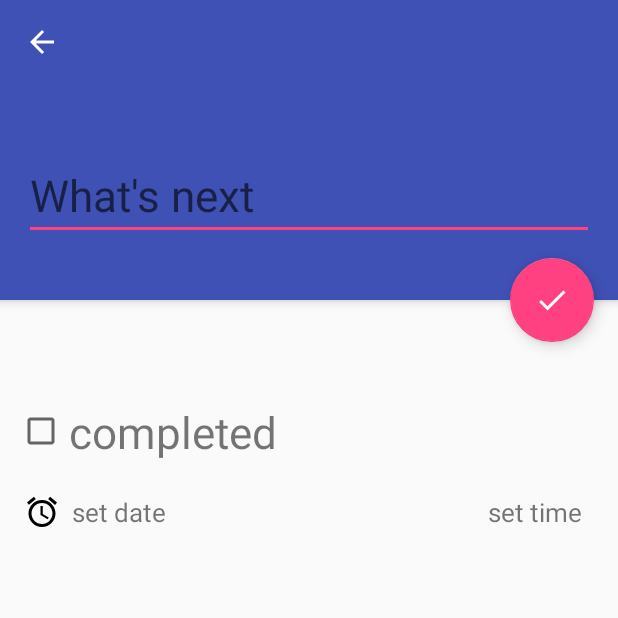
After one commit to lxshao007/todolist-app, an Android app: the TodoDetail screen opened directly, with no data from a screen before it, on a phone screen of 412 x 824 dp, the top half of it. The commit adds this screen. Run offline under Robolectric (Android 15) with nearby library versions, the phone set to English and light mode, and no system bars.

Commit message:
added todo detail activity. implemented add new tood function

```diff
--- a/app/src/main/AndroidManifest.xml
+++ b/app/src/main/AndroidManifest.xml
@@ -16,6 +16,7 @@
                 <category android:name="android.intent.category.LAUNCHER" />
             </intent-filter>
         </activity>
+        <activity android:name=".TodoDetail"></activity>
     </application>
 
 </manifest>
--- /dev/null
+++ b/app/src/main/java/com/example/lingxiao/tasktodo/TodoDetail.java
@@ -0,0 +1,190 @@
+package com.example.lingxiao.tasktodo;
+
+import android.app.DatePickerDialog;
+import android.app.Dialog;
+import android.app.TimePickerDialog;
+import android.content.Intent;
+import android.support.design.widget.FloatingActionButton;
+import android.support.v7.app.AppCompatActivity;
+import android.os.Bundle;
+import android.view.MenuItem;
+import android.view.View;
+import android.widget.CheckBox;
+import android.widget.DatePicker;
+import android.widget.EditText;
+import android.widget.TextView;
+import android.widget.TimePicker;
+
+import com.example.lingxiao.tasktodo.Utils.DateUtils;
+import com.example.lingxiao.tasktodo.models.Todo;
+
+import java.util.Calendar;
+import java.util.Date;
+
+public class TodoDetail extends AppCompatActivity implements
+        DatePickerDialog.OnDateSetListener, TimePickerDialog.OnTimeSetListener {
+
+    public static final String KEY_TODO = "todo";
+
+
+    private EditText todoEdit;
+    private TextView dateTv;
+    private TextView timeTv;
+    private CheckBox completeCb;
+
+    private Todo todo;
+    private Date remindDate;
+
+
+    @Override
+    protected void onCreate(Bundle savedInstanceState) {
+        super.onCreate(savedInstanceState);
+        setContentView(R.layout.activity_todo_detail);
+        setupUI();
+    }
+
+    //back button
+    public boolean onOptionsItemSelected(MenuItem item) {
+        if (item.getItemId() == android.R.id.home) {
+            finish();
+            return true;
+        }
+        return super.onOptionsItemSelected(item);
+    }
+
+    //back button ui
+    private void setupActionBar(){
+        getSupportActionBar().setDisplayHomeAsUpEnabled(true);
+        getSupportActionBar().setElevation(0);
+        setTitle(null);
+    }
+
+    private void setupUI(){
+        setupActionBar();
+
+        todoEdit = (EditText) findViewById(R.id.todo_detail_todo_edit);
+        dateTv = (TextView) findViewById(R.id.todo_detail_date);
+        timeTv = (TextView) findViewById(R.id.todo_detail_time);
+        completeCb = (CheckBox) findViewById(R.id.todo_detail_complete);
+
+        // check todo view
+        if (todo != null) {
+            todoEdit.setText(todo.text);
+            completeCb.setChecked(todo.done);
+            findViewById(R.id.todo_detail_delete).setOnClickListener(new View.OnClickListener() {
+                @Override
+                public void onClick(View view) {
+                    //delete();
+                }
+            });
+        } else {
+            findViewById(R.id.todo_detail_delete).setVisibility(View.GONE);
+
+        }
+
+        if (remindDate != null) {
+            dateTv.setText(DateUtils.dateToStringDate(remindDate));
+            timeTv.setText(DateUtils.dateToStringTime(remindDate));
+        } else {
+            dateTv.setText("set date");
+            timeTv.setText("set time");
+        }
+
+        setupDatePicker();
+        setupCheckBox();
+        setupSaveButton();
+
+
+    }
+
+
+
+    //pick date dialog
+    private void setupDatePicker() {
+        dateTv.setOnClickListener(new View.OnClickListener() {
+            @Override
+            public void onClick(View view) {
+                // get time to display
+                Calendar c = getCalendarFromRemindDate();
+                Dialog dialog = new DatePickerDialog(TodoDetail.this,
+                        (DatePickerDialog.OnDateSetListener) TodoDetail.this, c.get(Calendar.YEAR),
+                        c.get(Calendar.MONTH), c.get(Calendar.DAY_OF_MONTH));
+                dialog.show();
+            }
+        });
+        timeTv.setOnClickListener(new View.OnClickListener() {
+            @Override
+            public void onClick(View view) {
+                Calendar c = getCalendarFromRemindDate();
+                Dialog dialog = new TimePickerDialog(TodoDetail.this,
+                        (TimePickerDialog.OnTimeSetListener) TodoDetail.this,
+                        c.get(Calendar.HOUR_OF_DAY), c.get(Calendar.MINUTE), true);
+                dialog.show();
+            }
+        });
+    }
+
+    //checkBox
+    private void setupCheckBox() {
+    }
+
+    //setup SaveButton
+    private void setupSaveButton() {
+        FloatingActionButton fab = (FloatingActionButton) findViewById(R.id.todo_detail_done);
+        fab.setOnClickListener(new View.OnClickListener() {
+            @Override
+            public void onClick(View view) {
+                saveAndExit();
+            }
+        });
+    }
+
+    private void saveAndExit() {
+        if (todo == null){
+            todo = new Todo(todoEdit.getText().toString(), remindDate);
+            todo.done = completeCb.isChecked();
+        }else{
+            todo.text = todoEdit.getText().toString();
+            todo.remindDate = remindDate;
+            todo.done = completeCb.isChecked();
+        }
+
+        Intent resultIntent = new Intent();
+        resultIntent.putExtra(KEY_TODO, todo);
+        setResult(RESULT_OK, resultIntent);
+        finish();
+    }
+
+    private Calendar getCalendarFromRemindDate() {
+        //get current time
+        Calendar c = Calendar.getInstance();
+        if (remindDate != null) {
+            c.setTime(remindDate);
+        }
+        return c;
+    }
+
+
+    // DatePickerDialog.OnDateSetListener Interface get date from dialog
+    @Override
+    public void onDateSet(DatePicker datePicker, int i, int i1, int i2) {
+        Calendar c = getCalendarFromRemindDate();
+        c.set(i, i1, i2);
+
+        remindDate = c.getTime();
+        dateTv.setText(DateUtils.dateToStringDate(remindDate));
+
+
+    }
+    // TimePickerDialog.OnTimeSetListener Interface get time from dialog
+    @Override
+    public void onTimeSet(TimePicker timePicker, int i, int i1) {
+        Calendar c = getCalendarFromRemindDate();
+        c.set(Calendar.HOUR_OF_DAY,i);
+        c.set(Calendar.MINUTE, i1);
+
+        remindDate = c.getTime();
+        timeTv.setText(DateUtils.dateToStringTime(remindDate));
+
+    }
+}
--- /dev/null
+++ b/app/src/main/res/drawable/ic_alarm_black_24dp.xml
@@ -0,0 +1,4 @@
+<?xml version="1.0" encoding="UTF-8" standalone="no"?>
+<vector xmlns:android="http://schemas.android.com/apk/res/android" android:height="24dp" android:viewportHeight="24.0" android:viewportWidth="24.0" android:width="24dp">
+    <path android:fillColor="#000000" android:pathData="M22,5.72l-4.6,-3.86 -1.29,1.53 4.6,3.86L22,5.72zM7.88,3.39L6.6,1.86 2,5.71l1.29,1.53 4.59,-3.85zM12.5,8L11,8v6l4.75,2.85 0.75,-1.23 -4,-2.37L12.5,8zM12,4c-4.97,0 -9,4.03 -9,9s4.02,9 9,9c4.97,0 9,-4.03 9,-9s-4.03,-9 -9,-9zM12,20c-3.87,0 -7,-3.13 -7,-7s3.13,-7 7,-7 7,3.13 7,7 -3.13,7 -7,7z"/>
+</vector>
--- /dev/null
+++ b/app/src/main/res/drawable/ic_done_white_24dp.xml
@@ -0,0 +1,4 @@
+<?xml version="1.0" encoding="UTF-8" standalone="no"?>
+<vector xmlns:android="http://schemas.android.com/apk/res/android" android:height="24dp" android:viewportHeight="24.0" android:viewportWidth="24.0" android:width="24dp">
+    <path android:fillColor="#FFFFFF" android:pathData="M9,16.2L4.8,12l-1.4,1.4L9,19 21,7l-1.4,-1.4L9,16.2z"/>
+</vector>
--- a/app/src/main/res/layout/activity_main.xml
+++ b/app/src/main/res/layout/activity_main.xml
@@ -13,6 +13,7 @@
         android:layout_height="wrap_content"/>
 
     <android.support.design.widget.FloatingActionButton
+        android:id="@+id/fab"
         android:layout_width="wrap_content"
         android:layout_height="wrap_content"
         android:layout_gravity="bottom|end"
--- /dev/null
+++ b/app/src/main/res/layout/activity_todo_detail.xml
@@ -0,0 +1,115 @@
+<?xml version="1.0" encoding="utf-8"?>
+<android.support.design.widget.CoordinatorLayout
+    xmlns:android="http://schemas.android.com/apk/res/android"
+    xmlns:app="http://schemas.android.com/apk/res-auto"
+    xmlns:tools="http://schemas.android.com/tools"
+    android:layout_width="match_parent"
+    android:layout_height="match_parent"
+    tools:context="com.example.lingxiao.tasktodo.TodoDetail">
+
+    <android.support.design.widget.AppBarLayout
+        android:id="@+id/appbar"
+        android:layout_width="match_parent"
+        android:layout_height="@dimen/todo_edit_app_bar_height">
+
+        <View
+            android:layout_width="match_parent"
+            android:layout_height="@dimen/todo_edit_margin_top"/>
+
+        <EditText
+            android:id="@+id/todo_detail_todo_edit"
+            android:layout_width="match_parent"
+            android:layout_height="wrap_content"
+            android:layout_marginLeft="@dimen/spacing_medium"
+            android:layout_marginRight="@dimen/spacing_medium"
+            android:layout_marginBottom="@dimen/todo_edit_margin_bottom"
+            android:singleLine="true"
+            android:textSize="@dimen/todo_edit_font_size"
+            android:hint="What's next"
+            tools:text="todo"/>
+    </android.support.design.widget.AppBarLayout>
+
+    <LinearLayout
+        android:layout_width="match_parent"
+        android:layout_height="wrap_content"
+        android:layout_marginTop="@dimen/todo_edit_margin_top"
+        android:padding="16dp"
+        android:orientation="vertical"
+        app:layout_behavior="@string/appbar_scrolling_view_behavior">
+
+        <LinearLayout
+            android:id="@+id/todo_detail_complete_wrapper"
+            android:layout_width="match_parent"
+            android:layout_height="wrap_content"
+            android:orientation="horizontal"
+            android:background="?attr/selectableItemBackground"
+            android:layout_marginBottom="6dp">
+
+            <CheckBox
+                android:id="@+id/todo_detail_complete"
+                android:layout_width="wrap_content"
+                android:layout_height="wrap_content"
+                android:layout_marginLeft="-4.5dp"
+                android:layout_marginRight="-5dp"
+                android:layout_gravity="center"/>
+
+            <TextView
+                android:layout_width="wrap_content"
+                android:layout_height="wrap_content"
+                android:padding="@dimen/spacing_small"
+                android:text="completed"
+                android:textSize="@dimen/todo_edit_font_size"/>
+        </LinearLayout>
+
+        <LinearLayout
+            android:layout_width="match_parent"
+            android:layout_height="wrap_content"
+            android:orientation="horizontal">
+
+            <ImageView
+                android:layout_width="@dimen/icon_24dp"
+                android:layout_height="@dimen/icon_24dp"
+                android:src="@drawable/ic_alarm_black_24dp"
+                android:layout_gravity="center"/>
+
+            <TextView
+                android:id="@+id/todo_detail_date"
+                android:layout_width="0dp"
+                android:layout_height="wrap_content"
+                android:layout_weight="1"
+                android:padding="@dimen/spacing_small"
+                android:textSize="@dimen/todo_edit_body_font_size"
+                android:background="?attr/selectableItemBackground"
+                tools:text="Mon Sep 11 2017"/>
+
+            <TextView
+                android:id="@+id/todo_detail_time"
+                android:layout_width="wrap_content"
+                android:layout_height="wrap_content"
+                android:padding="@dimen/spacing_small"
+                android:textSize="@dimen/todo_edit_body_font_size"
+                android:background="?attr/selectableItemBackground"
+                tools:text = "6:00"/>
+
+        </LinearLayout>
+
+        <TextView
+            android:id="@+id/todo_detail_delete"
+            android:layout_width="wrap_content"
+            android:layout_height="wrap_content"
+            android:layout_marginTop="@dimen/spacing_small"
+            android:gravity="end"
+            android:text="delete" />
+    </LinearLayout>
+
+    <android.support.design.widget.FloatingActionButton
+        android:id="@+id/todo_detail_done"
+        android:layout_width="wrap_content"
+        android:layout_height="wrap_content"
+        android:layout_margin="@dimen/fab_margin"
+        android:clickable="true"
+        android:src="@drawable/ic_done_white_24dp"
+        app:layout_anchor="@+id/appbar"
+        app:layout_anchorGravity="bottom|end" />
+
+</android.support.design.widget.CoordinatorLayout>
--- a/app/src/main/res/values/dimens.xml
+++ b/app/src/main/res/values/dimens.xml
@@ -3,4 +3,10 @@
     <dimen name="fab_margin">16dp</dimen>
     <dimen name="spacing_medium">16dp</dimen>
     <dimen name="spacing_small">8dp</dimen>
+    <dimen name="todo_edit_app_bar_height">144dp</dimen>
+    <dimen name="todo_edit_margin_top">44dp</dimen>
+    <dimen name="todo_edit_font_size">29sp</dimen>
+    <dimen name="todo_edit_margin_bottom">32dp</dimen>
+    <dimen name="icon_24dp">24dp</dimen>
+    <dimen name="todo_edit_body_font_size">17sp</dimen>
 </resources>
--- a/app/src/main/res/values/strings.xml
+++ b/app/src/main/res/values/strings.xml
@@ -1,3 +1,4 @@
 <resources>
     <string name="app_name">TaskToDo</string>
+    <string name="delete">delete</string>
 </resources>
```
Also changed, not shown: app/src/main/java/com/example/lingxiao/tasktodo/MainActivity.java (+42 -1 lines), app/src/main/java/com/example/lingxiao/tasktodo/Utils/DateUtils.java (+29 -6 lines), app/src/main/java/com/example/lingxiao/tasktodo/models/Todo.java (+41 -1 lines).
